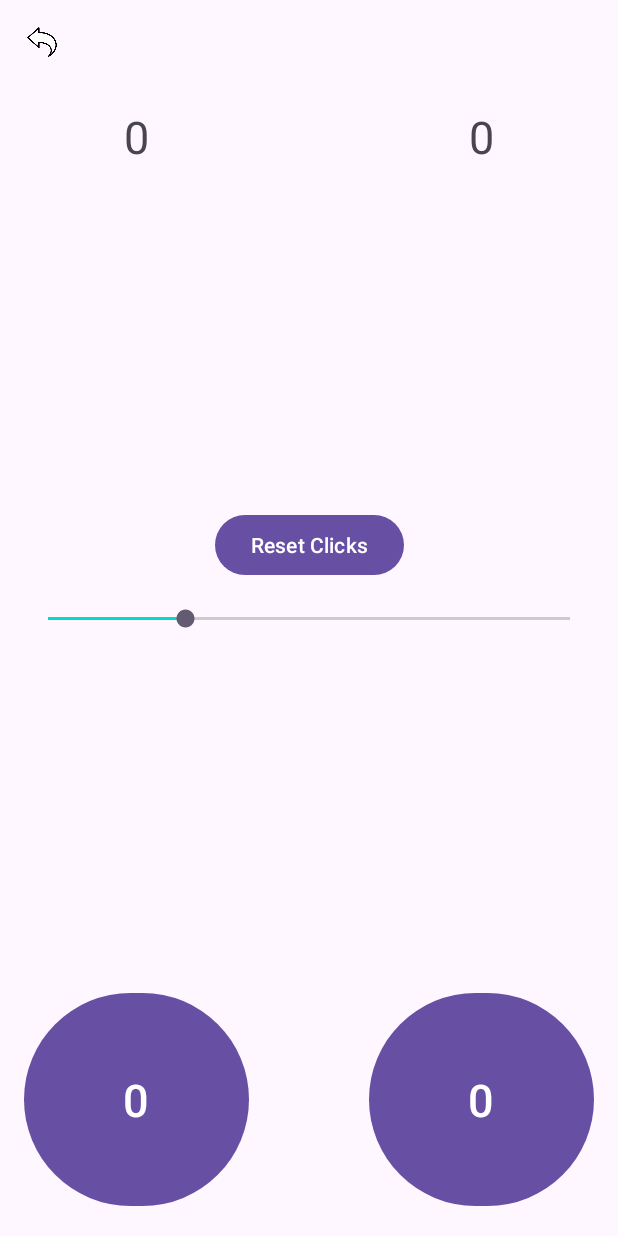
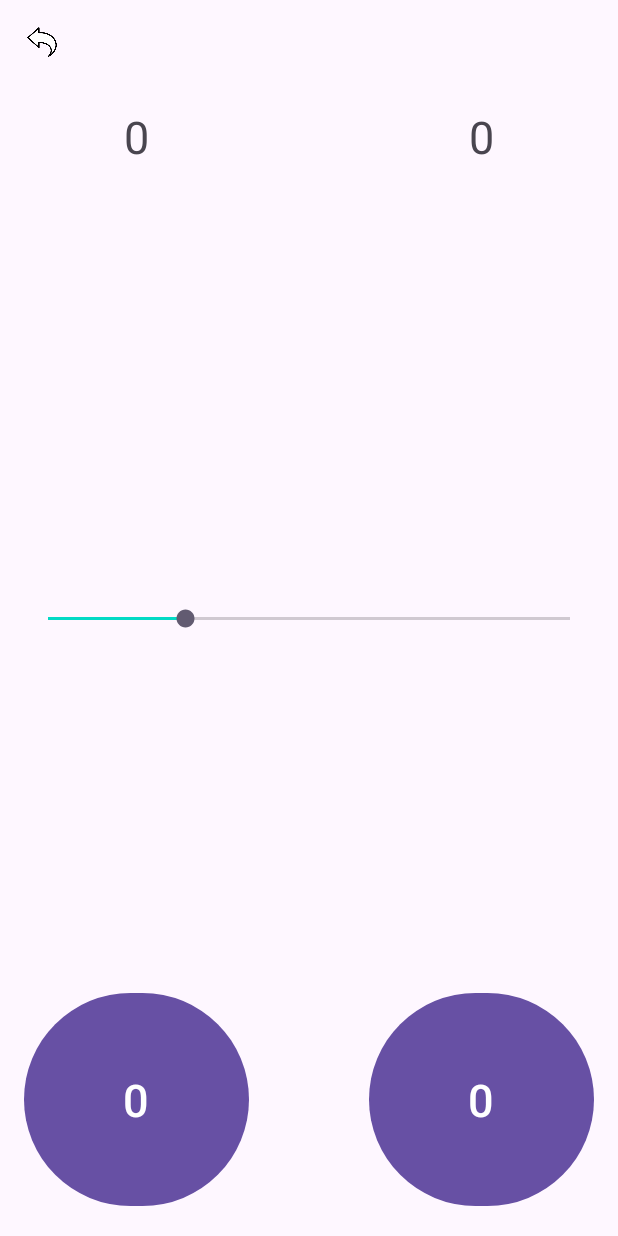
Before and after one commit to adhirajchhoda/tj_mobile, an Android app: the Lab03Activity screen opened directly, with no data from a screen before it, on a phone screen of 412 x 824 dp. Run offline under Robolectric (Android 15) with nearby library versions, the phone set to English and light mode, and no system bars.

Commit message:
fixed lab03 reset button (holding down action) and removed explicit reset button

```diff
--- a/app/src/main/java/com/adhiraj/lab01/Lab03Activity.java
+++ b/app/src/main/java/com/adhiraj/lab01/Lab03Activity.java
@@ -23,7 +23,7 @@ public class Lab03Activity extends AppCompatActivity implements View.OnClickList
 
 
     private TextView topLeftTextView, topRightTextView;
-    private Button bottomLeftButton, bottomRightButton, resetClicksButton;
+    private Button bottomLeftButton, bottomRightButton;
     private ImageButton backButton;
     private TextView[] views;
     private SeekBar seekBar;
@@ -59,7 +59,6 @@ public class Lab03Activity extends AppCompatActivity implements View.OnClickList
         topRightTextView = findViewById(R.id.lab03_topright_txtvw);
         bottomLeftButton = findViewById(R.id.lab03_bottomleft_button);
         bottomRightButton = findViewById(R.id.lab03_bottomright_button);
-        resetClicksButton = findViewById(R.id.lab03_reset_clicks_button);
         backButton = findViewById(R.id.lab03_back_button);
         seekBar = findViewById(R.id.lab03_seekbar);
 
@@ -67,11 +66,10 @@ public class Lab03Activity extends AppCompatActivity implements View.OnClickList
         views = new TextView[]{topLeftTextView, topRightTextView, bottomLeftButton, bottomRightButton};
 
 
-        activityLayout.setOnLongClickListener(this);
         for (TextView view : views) {
             view.setOnClickListener(this);
+            view.setOnLongClickListener(this);
         }
-        resetClicksButton.setOnClickListener(this);
         backButton.setOnClickListener(this);
         seekBar.setOnSeekBarChangeListener(this);
 
@@ -112,15 +110,7 @@ public class Lab03Activity extends AppCompatActivity implements View.OnClickList
     @Override
     public void onClick(View v) {
         int viewId = v.getId();
-        if (viewId == R.id.lab03_reset_clicks_button) {
-            for (TextView cornerView : views) {
-                cornerView.setText(getString(R.string.lab03_initial_corner_view_text));
-                editor.putString(cornerView.getTag().toString(), getString(R.string.lab03_initial_corner_view_text));
-            }
-            editor.apply();
-            clickTimestamps.clear();
-            Toast.makeText(this, "Clicks reset!", Toast.LENGTH_SHORT).show();
-        } else if (viewId == R.id.lab03_back_button) {
+        if (viewId == R.id.lab03_back_button) {
             finish();
         } else if (v instanceof TextView) {
             TextView clickedView = (TextView) v;
@@ -162,7 +152,10 @@ public class Lab03Activity extends AppCompatActivity implements View.OnClickList
 
     @Override
     public boolean onLongClick(View v) {
-        if (v.getId() == R.id.activity_lab03_layout) {
+        if (v.getId() == R.id.lab03_topleft_txtvw ||
+            v.getId() == R.id.lab03_topright_txtvw ||
+            v.getId() == R.id.lab03_bottomleft_button ||
+            v.getId() == R.id.lab03_bottomright_button) {
 
             editor.clear().apply();
 
--- a/app/src/main/res/layout/activity_lab03.xml
+++ b/app/src/main/res/layout/activity_lab03.xml
@@ -64,16 +64,6 @@
         app:layout_constraintEnd_toEndOf="parent"
         app:layout_constraintBottom_toBottomOf="parent" />
 
-    <Button
-        android:id="@+id/lab03_reset_clicks_button"
-        android:layout_width="wrap_content"
-        android:layout_height="wrap_content"
-        android:text="@string/lab03_reset_clicks_button_text"
-        app:layout_constraintStart_toStartOf="parent"
-        app:layout_constraintEnd_toEndOf="parent"
-        app:layout_constraintBottom_toTopOf="@+id/lab03_seekbar"
-        android:layout_marginBottom="16dp" />
-
     <SeekBar
         android:id="@+id/lab03_seekbar"
         android:layout_width="match_parent"
```
